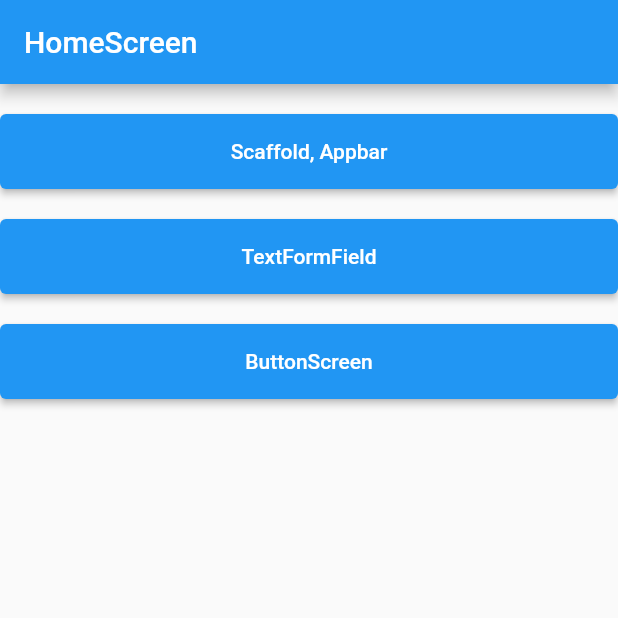
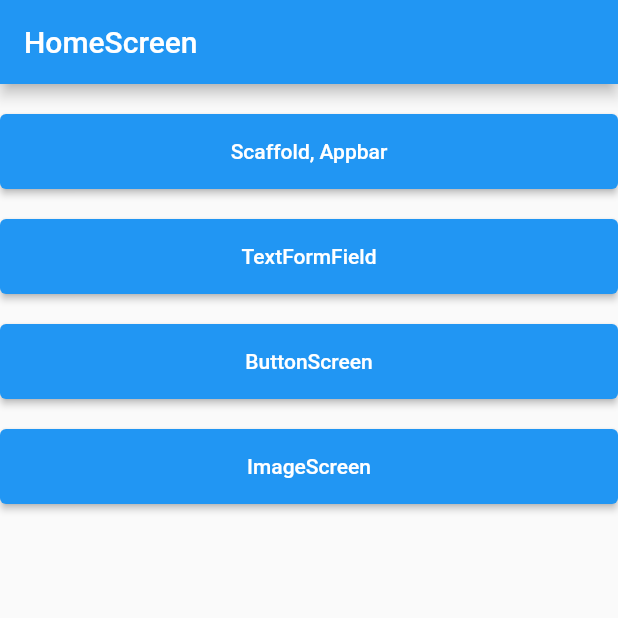
Before and after one commit to jinhan38/flutter_lecture_offline, a Flutter app: the screen it shows after launch, on a phone screen of 412 x 824 dp, the top half of it. Run offline on Flutter 3.47's test engine with Material 2 defaults, Android fonts, the phone set to English and light mode, and no system bars.

Commit message:
image Widget 추가

```diff
--- a/lib/home_screen.dart
+++ b/lib/home_screen.dart
@@ -8,6 +8,7 @@ import 'ch3/widgets/column_row_widget.dart';
 import 'ch3/widgets/column_widget.dart';
 import 'ch3/widgets/text_widget.dart';
 import 'ch4/button_screen.dart';
+import 'ch5/image_screen.dart';
 
 /// 단축키 stl
 class HomeScreen extends StatelessWidget {
@@ -35,6 +36,11 @@ class HomeScreen extends StatelessWidget {
             context: context,
             text: "ButtonScreen",
             page: const ButtonScreen(),
+          ),
+          button(
+            context: context,
+            text: "ImageScreen",
+            page: const ImageScreen(),
           ),
         ],
       ),
```
Also changed, not shown: lib/ch5/image_screen.dart (added, +63 -0 lines), pubspec.yaml (+5 -65 lines), assets/winter.jpg (added), assets/winter2.jpg (added).
